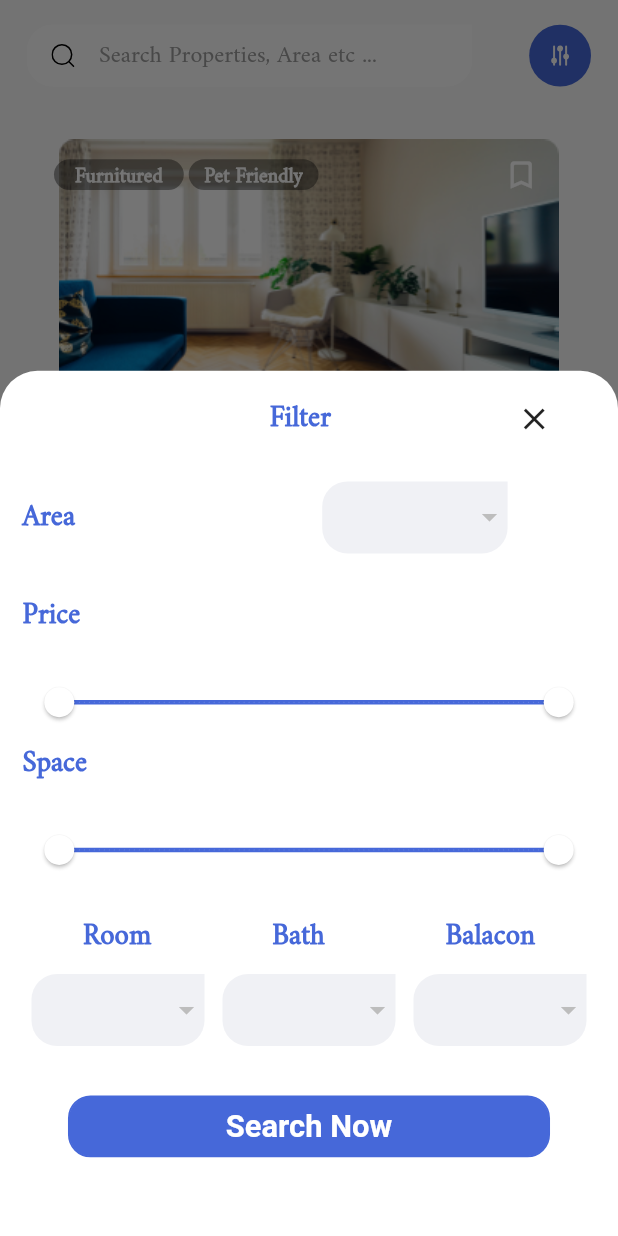
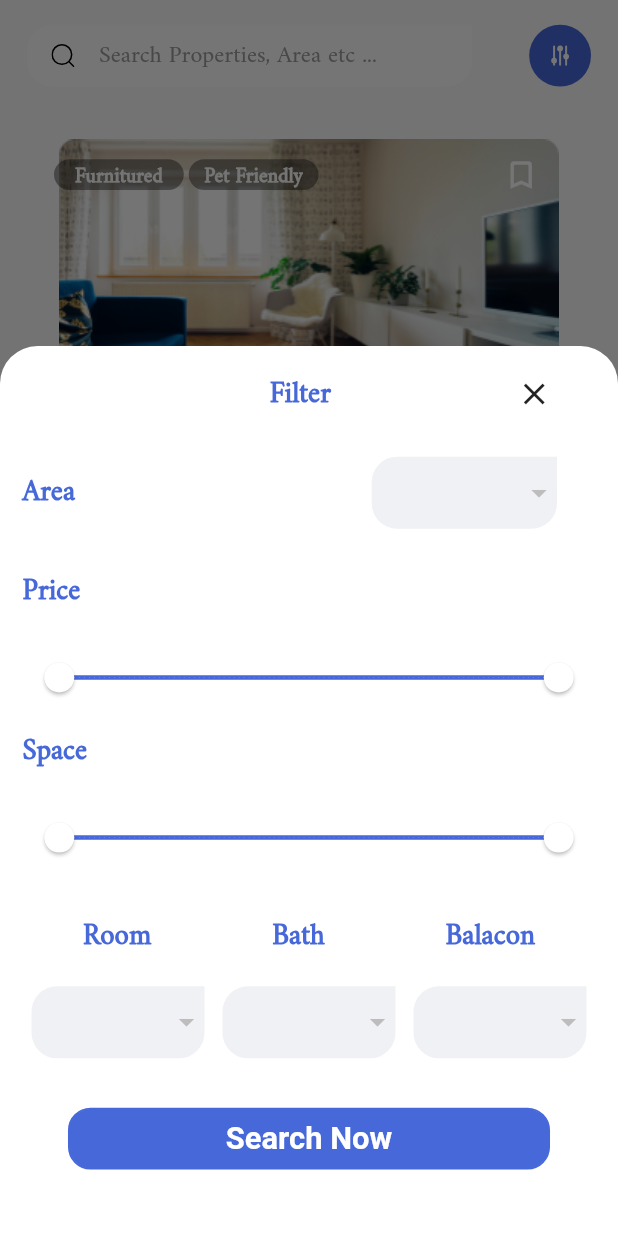
Before and after one commit to ayayasser828/done_deal, a Flutter app: the HomeScreen screen opened directly, after a tap on an icon or button, on a phone screen of 412 x 824 dp. Run offline on Flutter 3.47's test engine with Material 2 defaults, Android fonts, the phone set to English and light mode, and no system bars; our stand-ins replace animated_splash_screen, bloc, carousel_slider, easy_localization, floating_bottom_navigation_bar, flutter_bloc and 8 more; accounts and stored records are empty; Roboto replaces fonts that are missing (khebrat); project files that could hold a hidden picture were left out.

Commit message:
update filter

```diff
--- a/lib/UI/screens/Nav Bar/home_screen.dart
+++ b/lib/UI/screens/Nav Bar/home_screen.dart
@@ -133,7 +133,7 @@ class _HomeScreenState extends State<HomeScreen> {
           return BlocProvider(
             create: (context) => GeneralCubit(),
             child: Container(
-              height: height * 0.7,
+              height: height * 0.72,
               color: Colors.transparent,
               child: BlocConsumer<GeneralCubit, GeneralState>(
                 listener: (context, state) {},
@@ -185,7 +185,7 @@ class _HomeScreenState extends State<HomeScreen> {
                                     style: textStyle,
                                   ),
                                   SizedBox(
-                                    width: width * 0.4,
+                                    width: width * 0.48,
                                   ),
                                   Container(
                                     width: 30.w,
@@ -269,6 +269,9 @@ class _HomeScreenState extends State<HomeScreen> {
                                           .rangeSlider(values);
                                     }),
                               ),
+                              SizedBox(
+                                height: height * 0.01,
+                              ),
                               Text(
                                 tr('Space'),
                                 style: textStyle,
@@ -316,7 +319,7 @@ class _HomeScreenState extends State<HomeScreen> {
                                           .rangeSlider2(values);
                                     }),
                               ),
-                              SizedBox(height: 2.h,),
+                              SizedBox(height: 3.h,),
                               Row(
                                 mainAxisAlignment: MainAxisAlignment.spaceAround,
                                 crossAxisAlignment: CrossAxisAlignment.center,
@@ -335,7 +338,7 @@ class _HomeScreenState extends State<HomeScreen> {
                                   ),
                                 ],
                               ),
-                              SizedBox(height: 1.h,),
+                              SizedBox(height: 2.h,),
                               Row(
                                 mainAxisAlignment: MainAxisAlignment.spaceAround,
                                 crossAxisAlignment: CrossAxisAlignment.center,
```
